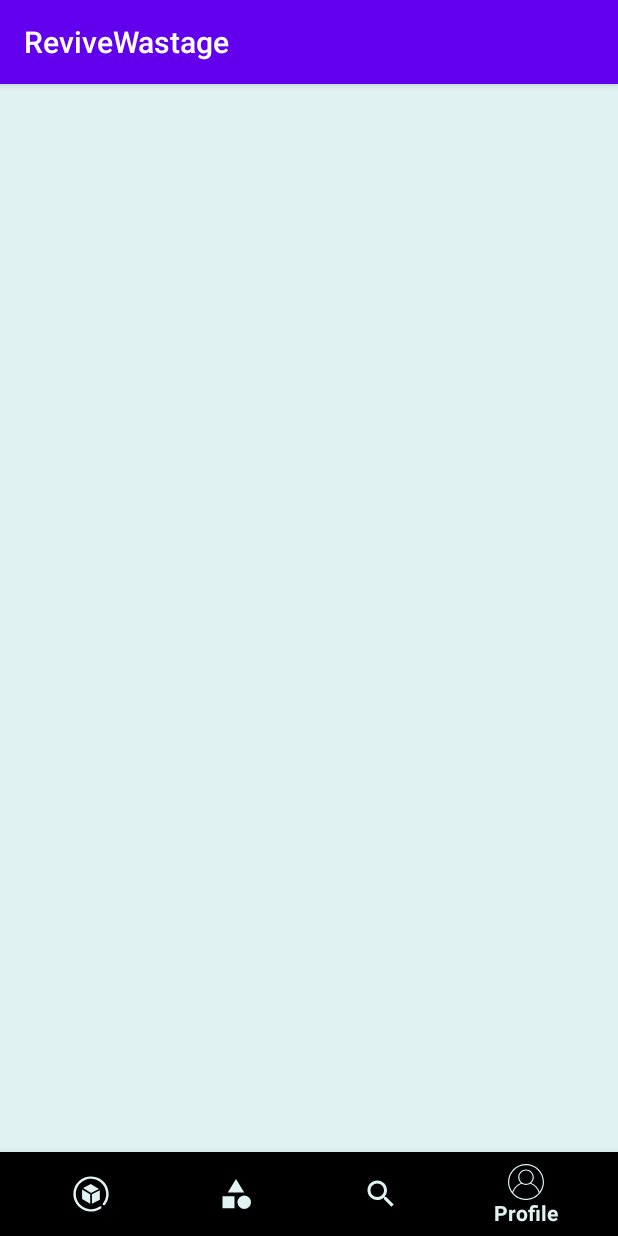
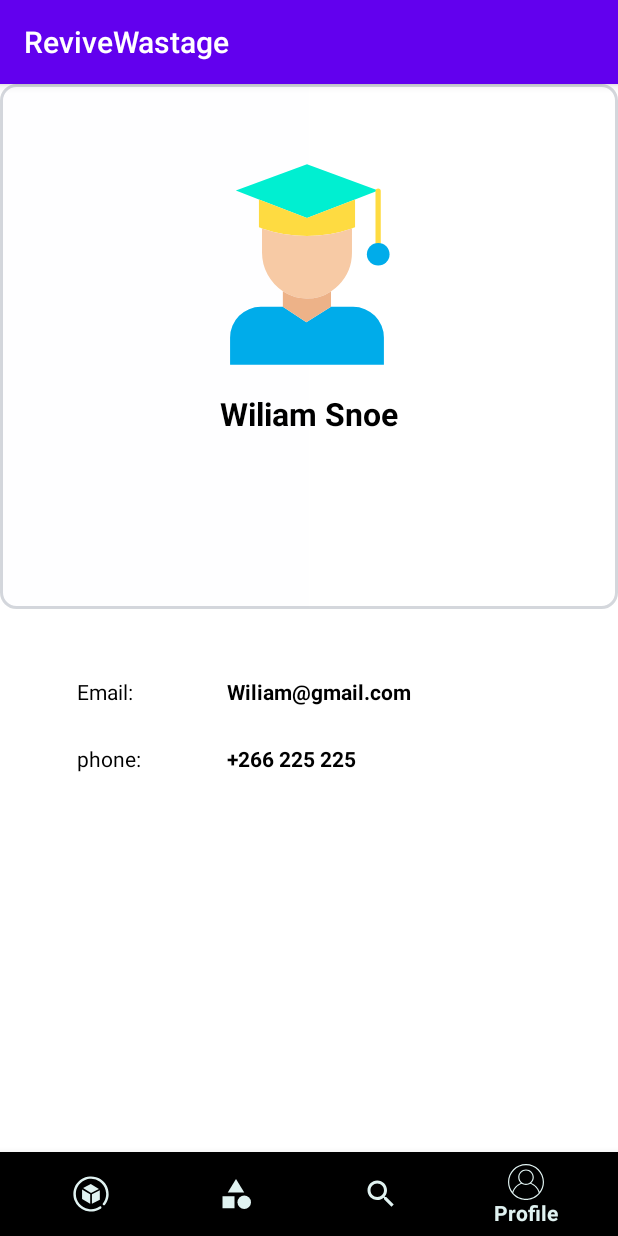
Before and after one commit to avijitacharjee/ReviveWastageApp, an Android app: the BuyProduct screen opened directly, with no data from a screen before it, item 4 of the bottom bar chosen, on a phone screen of 412 x 824 dp. Run offline under Robolectric (Android 15) with nearby library versions, the phone set to English and light mode, and no system bars; our stand-ins replace Volley; network calls fail; Roboto replaces fonts that are not available here.

Commit message:
product list

```diff
--- a/app/build.gradle
+++ b/app/build.gradle
@@ -47,4 +47,6 @@ dependencies {
     implementation 'android.arch.lifecycle:viewmodel:1.1.1'
     implementation 'android.arch.lifecycle:extensions:1.1.1'
     annotationProcessor 'android.arch.lifecycle:compiler:1.1.1'
+
+    implementation 'com.squareup.picasso:picasso:2.71828'
 }
--- a/app/src/main/java/com/avijit/revivewastage/BuyProduct.java
+++ b/app/src/main/java/com/avijit/revivewastage/BuyProduct.java
@@ -16,21 +16,46 @@ import com.android.volley.Response;
 import com.android.volley.VolleyError;
 import com.android.volley.toolbox.StringRequest;
 import com.android.volley.toolbox.Volley;
+import com.avijit.revivewastage.fragment.buyer.ProductsFragment;
+import com.avijit.revivewastage.fragment.buyer.ProfileFragment;
+import com.google.android.material.bottomnavigation.BottomNavigationView;
 
 import java.util.HashMap;
 import java.util.Map;
 
 public class BuyProduct extends AppCompatActivity {
     RecyclerView allProductRecyclerView;
-
+    BottomNavigationView bottomNavigationView;
     @Override
     protected void onCreate(Bundle savedInstanceState) {
         super.onCreate(savedInstanceState);
         setContentView(R.layout.activity_buy_product);
+        bottomNavigationView = findViewById(R.id.bn);
         allProductRecyclerView = findViewById(R.id.all_product_recycler_view);
         RecyclerView.LayoutManager layoutManager = new LinearLayoutManager(this);
         allProductRecyclerView.setLayoutManager(layoutManager);
         RequestQueue requestQueue = Volley.newRequestQueue(BuyProduct.this);
+
+        bottomNavigationView.setOnNavigationItemSelectedListener(item -> {
+            switch (item.getItemId()){
+                case R.id.products_bn: {
+                    getSupportFragmentManager()
+                            .beginTransaction()
+                            .replace(R.id.buyer_container,new ProductsFragment())
+                            .commit();
+                    return true;
+                }
+                case R.id.profile_bn : {
+                    getSupportFragmentManager()
+                            .beginTransaction()
+                            .replace(R.id.buyer_container,new ProfileFragment())
+                            .commit();
+                    return true;
+                }
+            }
+            return false;
+        });
+
         String url = "https://finalproject.xyz/revive_wastage/api.php/product";
         StringRequest stringRequest = new StringRequest(Request.Method.GET, url, response -> {
         },
--- /dev/null
+++ b/app/src/main/java/com/avijit/revivewastage/fragment/buyer/ProfileFragment.java
@@ -0,0 +1,49 @@
+package com.avijit.revivewastage.fragment.buyer;
+
+import android.content.Context;
+import android.os.Bundle;
+import android.util.Log;
+import android.view.LayoutInflater;
+import android.view.View;
+import android.view.ViewGroup;
+import android.widget.TextView;
+
+import androidx.annotation.NonNull;
+import androidx.annotation.Nullable;
+import androidx.fragment.app.Fragment;
+
+import com.avijit.revivewastage.R;
+
+import org.json.JSONException;
+import org.json.JSONObject;
+
+/**
+ * Created by Avijit Acharjee on 9/7/2020 at 2:53 PM.
+ * Email: avijitach@gmail.com.
+ */
+public class ProfileFragment extends Fragment {
+    private static final String TAG = "ProfileFragment";
+    TextView nameTextView,emailTextView,phoneTextView;
+    @Nullable
+    @Override
+    public View onCreateView(@NonNull LayoutInflater inflater, @Nullable ViewGroup container, @Nullable Bundle savedInstanceState) {
+        return inflater.inflate(R.layout.fragment_profile,null,false);
+    }
+
+    @Override
+    public void onViewCreated(@NonNull View view, @Nullable Bundle savedInstanceState) {
+        super.onViewCreated(view, savedInstanceState);
+        nameTextView = view.findViewById(R.id.name_text_view);
+        emailTextView = view.findViewById(R.id.email_text_view);
+        phoneTextView = view.findViewById(R.id.phone_text_view);
+        try {
+            JSONObject jsonObject = new JSONObject(getActivity().getSharedPreferences("Revive", Context.MODE_PRIVATE).getString("user",""));
+            JSONObject data = jsonObject.getJSONObject("data");
+            nameTextView.setText(data.getString("name"));
+            emailTextView.setText(data.getString("email"));
+            phoneTextView.setText(data.getString("phone"));
+        } catch (JSONException e) {
+            Log.d(TAG, "onCreate: "+e.toString());
+        }
+    }
+}
--- a/app/src/main/res/layout/activity_buy_product.xml
+++ b/app/src/main/res/layout/activity_buy_product.xml
@@ -9,8 +9,16 @@
     <androidx.recyclerview.widget.RecyclerView
         android:id="@+id/all_product_recycler_view"
         android:layout_width="match_parent"
+        android:visibility="gone"
         android:layout_height="match_parent"/>
+    <FrameLayout
+        android:id="@+id/buyer_container"
+        android:layout_width="match_parent"
+        android:layout_height="0dp"
+        app:layout_constraintTop_toTopOf="parent"
+        app:layout_constraintBottom_toTopOf="@id/bn"/>
     <com.google.android.material.bottomnavigation.BottomNavigationView
+        android:id="@+id/bn"
         app:layout_constraintBottom_toBottomOf="parent"
         android:layout_width="match_parent"
         app:menu="@menu/bottom_nav_menu"
--- /dev/null
+++ b/app/src/main/res/layout/fragment_profile.xml
@@ -0,0 +1,162 @@
+<?xml version="1.0" encoding="utf-8"?>
+<LinearLayout xmlns:android="http://schemas.android.com/apk/res/android"
+    xmlns:app="http://schemas.android.com/apk/res-auto"
+    xmlns:tools="http://schemas.android.com/tools"
+    android:layout_width="match_parent"
+    android:layout_height="match_parent"
+    android:background="#FFF"
+    android:orientation="vertical"
+    tools:context=".Profile">
+
+    <RelativeLayout
+        android:layout_width="match_parent"
+        android:layout_height="350dp"
+        android:background="@drawable/back2">
+
+        <LinearLayout
+            android:layout_width="match_parent"
+            android:layout_height="350dp"
+            android:orientation="vertical">
+
+            <ImageView
+                android:layout_width="150dp"
+                android:layout_height="150dp"
+                android:layout_gravity="center_horizontal"
+                android:layout_marginTop="45dp"
+                android:src="@drawable/ic_profile" />
+
+            <TextView
+                android:id="@+id/name_text_view"
+                android:layout_width="wrap_content"
+                android:layout_height="wrap_content"
+                android:layout_gravity="center_horizontal"
+                android:layout_marginTop="10dp"
+                android:text="Wiliam Snoe"
+                android:textColor="#000"
+                android:textSize="21sp"
+                android:textStyle="bold" />
+        </LinearLayout>
+    </RelativeLayout>
+
+    <LinearLayout
+        android:layout_width="360dp"
+        android:layout_height="wrap_content"
+        android:layout_gravity="center"
+        android:layout_marginTop="45dp"
+        android:orientation="vertical">
+
+        <LinearLayout
+            android:layout_width="match_parent"
+            android:layout_height="wrap_content"
+            android:orientation="horizontal"
+            android:paddingLeft="25dp">
+
+            <TextView
+                android:textColor="#000"
+                android:layout_width="80dp"
+                android:layout_height="wrap_content"
+                android:text="Email: "/>
+
+            <TextView
+                android:id="@+id/email_text_view"
+                android:layout_width="wrap_content"
+                android:layout_height="wrap_content"
+                android:layout_gravity="center_vertical"
+                android:paddingLeft="20dp"
+                android:text="Wiliam@gmail.com"
+                android:textColor="#000"
+
+                android:textStyle="bold" />
+        </LinearLayout>
+
+        <LinearLayout
+            android:layout_width="match_parent"
+            android:layout_height="wrap_content"
+            android:layout_marginTop="25dp"
+            android:orientation="horizontal"
+            android:paddingLeft="25dp">
+
+            <TextView
+                android:layout_width="80dp"
+                android:layout_height="wrap_content"
+                android:text="phone: "
+                android:textColor="#000" />
+
+            <TextView
+                android:id="@+id/phone_text_view"
+                android:layout_width="wrap_content"
+                android:layout_height="wrap_content"
+                android:layout_gravity="center_vertical"
+                android:paddingLeft="20dp"
+                android:text="+266 225 225"
+                android:textColor="#000"
+                android:textStyle="bold" />
+        </LinearLayout>
+
+        <LinearLayout
+
+            android:layout_width="match_parent"
+            android:layout_height="wrap_content"
+            android:layout_marginTop="25dp"
+            android:orientation="horizontal"
+            android:paddingLeft="25dp"
+            android:visibility="gone">
+
+            <TextView
+                android:layout_width="80dp"
+                android:layout_height="wrap_content"
+                android:text="User type: "
+                android:textColor="#000"/>
+
+            <TextView
+                android:id="@+id/user_type_text_view"
+                android:layout_width="wrap_content"
+                android:layout_height="wrap_content"
+                android:layout_gravity="center_vertical"
+                android:paddingLeft="20dp"
+                android:text="Individual"
+                android:textColor="#000"
+                android:textStyle="bold" />
+        </LinearLayout>
+
+        <androidx.constraintlayout.widget.ConstraintLayout
+            android:layout_width="match_parent"
+            android:layout_height="wrap_content"
+            android:layout_marginTop="25dp"
+            android:orientation="horizontal"
+            android:paddingLeft="25dp"
+            android:visibility="gone">
+
+            <TextView
+                android:textColor="#000"
+                android:text="Nid: "
+                android:layout_width="wrap_content"
+                app:layout_constraintStart_toStartOf="parent"
+                app:layout_constraintTop_toTopOf="parent"
+                android:layout_height="wrap_content"/>
+
+            <TextView
+
+                android:id="@+id/nid_text_view"
+                android:layout_width="wrap_content"
+                android:layout_height="wrap_content"
+                android:layout_gravity="center_vertical"
+                android:paddingLeft="20dp"
+                android:text="123456"
+                android:textColor="#000"
+                android:textStyle="bold"
+                app:layout_constraintTop_toTopOf="parent"
+                app:layout_constraintStart_toStartOf="parent"
+                android:layout_marginLeft="80dp"/>
+        </androidx.constraintlayout.widget.ConstraintLayout>
+    </LinearLayout>
+    <Button
+        android:layout_width="wrap_content"
+        android:layout_height="wrap_content"
+        android:layout_gravity="center_horizontal"
+        android:layout_marginTop="35dp"
+        android:text="Follow Me"
+        android:textColor="#fff"
+        android:visibility="gone" />
+
+</LinearLayout>
--- /dev/null
+++ b/app/src/main/res/values/dimens.xml
@@ -0,0 +1,4 @@
+<?xml version="1.0" encoding="utf-8"?>
+<resources>
+    <dimen name="space_20">20</dimen>
+</resources>
```
Also changed, not shown: app/src/main/java/com/avijit/revivewastage/adapter/AllProductRecyclerViewAdapter.java (+26 -3 lines), app/src/main/java/com/avijit/revivewastage/fragment/buyer/ProductsFragment.java (added, +65 -0 lines), app/src/main/java/com/avijit/revivewastage/viewmodel/ProductViewModel.java (+14 -1 lines), app/src/main/res/layout/fragment_products.xml (added, +18 -0 lines), app/src/main/res/layout/item_product.xml (added, +28 -0 lines).
